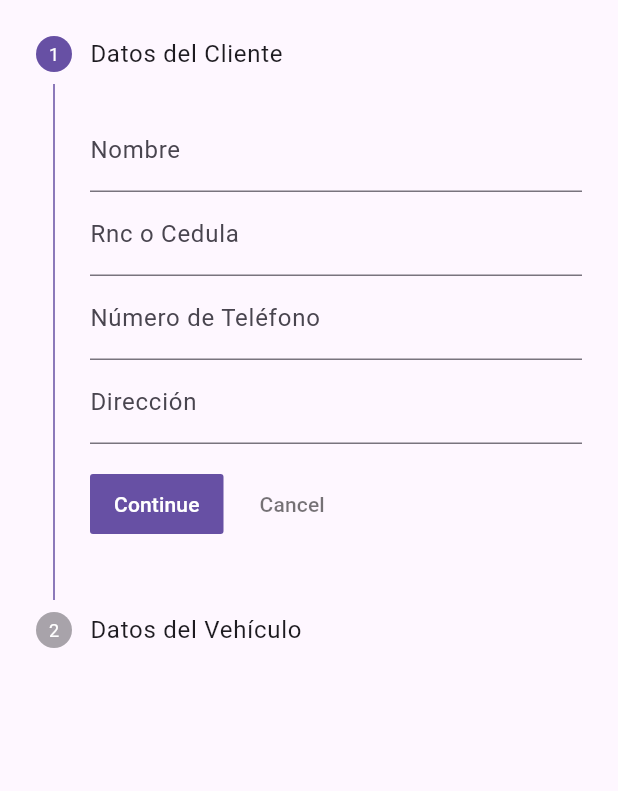
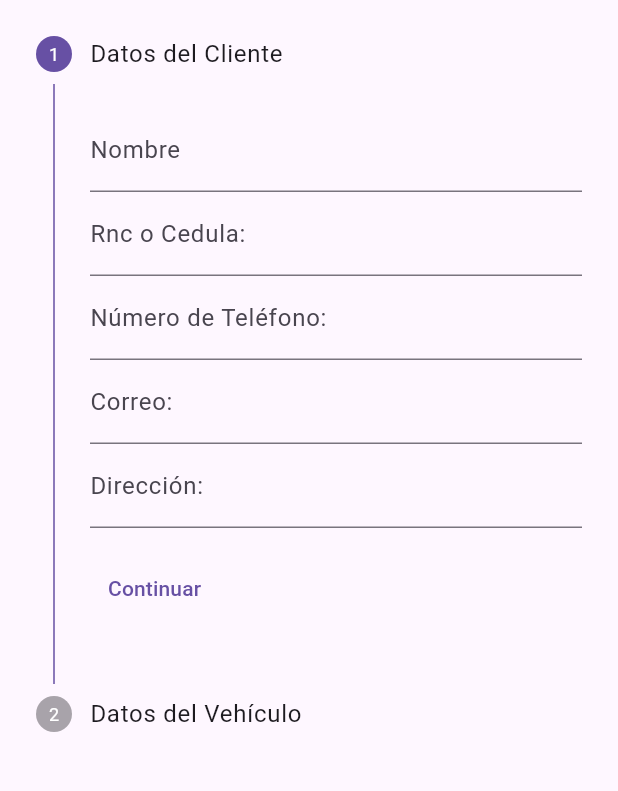
Before and after one commit to jsanquintin/Utility, a Flutter app: the RecepcionVehiculosForm screen opened by its route, on a phone screen of 412 x 824 dp, the part 84-875 px from its top. Run offline on Flutter 3.47's test engine with Material 3 defaults, Android fonts, the phone set to English and light mode, and no system bars; our stand-ins replace firebase_auth, firebase_core; accounts and stored records are empty.

Commit message:
Modificacion de la validacion de los campos

```diff
--- a/lib/models/cliente.dart
+++ b/lib/models/cliente.dart
@@ -1,9 +1,13 @@
 class Cliente {
+  String nombre;
+  String rnc_cedula;
   String telefono;
-  String rnc_cedula;
-  String nombre;
   String email;
   String direccion;
 
-  Cliente({this.telefono = '', this.rnc_cedula = '', this.nombre = '', this.email = '', this.direccion = ''});
+  Cliente({this.nombre = '',
+           this.rnc_cedula = '',
+           this.telefono = '',
+           this.email = '',
+           this.direccion = ''});
 }
--- a/lib/views/adaptive_menu.dart
+++ b/lib/views/adaptive_menu.dart
@@ -104,7 +104,7 @@ class AdaptiveMenu extends StatelessWidget {
         Navigator.of(context).pushReplacementNamed('/login');
       },
       style: TextButton.styleFrom(
-        primary: Colors.red, // Color del texto
+        foregroundColor: Colors.red, // Color del texto
       ),
       child: Row(
         children: [
--- a/lib/views/recepcion_vehiculos_form_view.dart
+++ b/lib/views/recepcion_vehiculos_form_view.dart
@@ -4,6 +4,8 @@ import '../models/vehiculo.dart';
 
 
 class RecepcionVehiculosForm extends StatefulWidget {
+  const RecepcionVehiculosForm({Key? key}) : super(key: key);
+
   @override
   _RecepcionVehiculosFormState createState() => _RecepcionVehiculosFormState();
 }
@@ -13,93 +15,164 @@ class _RecepcionVehiculosFormState extends State<RecepcionVehiculosForm> {
   Cliente cliente = Cliente();
   Vehiculo vehiculo = Vehiculo();
 
+  List<GlobalKey<FormState>> _formKeys = [
+    GlobalKey<FormState>(),
+    GlobalKey<FormState>(),
+  ];
+
   @override
   Widget build(BuildContext context) {
     return Scaffold(
       appBar: AppBar(
-        title: Text('Recepción de Vehículos'),
+        title: const Text('Recepción de Vehículos'),
       ),
       body: Stepper(
         currentStep: _currentStep,
         onStepContinue: _nextStep,
         onStepCancel: _prevStep,
         steps: _buildSteps(),
+        controlsBuilder: (BuildContext context, ControlsDetails details) {
+          return Padding(
+            padding: const EdgeInsets.only(top: 16.0),
+            child: Row(
+              mainAxisAlignment: MainAxisAlignment.spaceBetween,
+              children: <Widget>[
+                if (_currentStep > 0)
+                  TextButton(
+                    onPressed: details.onStepCancel,
+                    child: const Text('Atrás'),
+                  ),
+                TextButton(
+                  onPressed: details.onStepContinue,
+                  child: _currentStep == _buildSteps().length - 1 ? const Text('Finalizar') : const Text('Continuar'),
+                ),
+              ],
+            ),
+          );
+        },
       ),
     );
   }
-
 
   List<Step> _buildSteps() {
     return [
       Step(
         title: const Text('Datos del Cliente'),
-        content: Column(
+        content: Form(
+          key: _formKeys[0],
+          child: Column(
             children: <Widget>[
               TextFormField(
-              decoration: const InputDecoration(labelText: 'Nombre'),
+                decoration: const InputDecoration(labelText: 'Nombre',hintText: 'Introduce el nombre completo'),
+                validator: (value) {
+                  if (value == null || value.isEmpty) {
+                    return 'Este campo es obligatorio';
+                  }
+                  return null;
+                },
+                textCapitalization: TextCapitalization.words,
+                keyboardType: TextInputType.name,
                 onChanged: (value) => cliente.nombre = value,
               ),
               TextFormField(
-              decoration: const InputDecoration(labelText: 'Rnc o Cedula'),
+                decoration: const InputDecoration(labelText: 'Rnc o Cedula:', hintText: 'Introduce RNC o cédula'),
+                validator: (value) {
+                  if (value == null || value.isEmpty) {
+                    print('El campo Rnc o Cedula está vacío');
+                    return 'Este campo es obligatorio';
+                  }
+                  return null;
+                },
+                keyboardType: TextInputType.number,
                 onChanged: (value) => cliente.rnc_cedula = value,
               ),
         TextFormField(
-              decoration: const InputDecoration(labelText: 'Número de Teléfono'),
+          decoration: const InputDecoration(labelText: 'Número de Teléfono:', hintText: 'Introduce número de teléfono'),
+          validator: (value) {
+            if (value == null || value.isEmpty) {
+              print('El campo Número de Teléfono está vacío');
+              return 'Este campo es obligatorio';
+            }
+            return null;
+          },
+          keyboardType: TextInputType.phone,
           onChanged: (value) => cliente.telefono = value,
         ),
               TextFormField(
-              decoration: const InputDecoration(labelText: 'Dirección'),
+                decoration: const InputDecoration(labelText: 'Correo:', hintText: 'Introduce  correo electrónico'),
+                validator: (value) {
+                  if (value == null || value.isEmpty) {
+                    print('El campo Correo está vacío');
+                    return 'Este campo es obligatorio';
+                  } else if (!value.contains('@')) {
+                    return 'Por favor, introduce un correo válido';
+                  }
+                  return null;
+                },
+                keyboardType: TextInputType.emailAddress,
+                onChanged: (value) => cliente.email = value,
+              ),
+              TextFormField(
+                decoration: const InputDecoration(labelText: 'Dirección:', hintText: 'Introduce  dirección'),
+                validator: (value) {
+                  if (value == null || value.isEmpty) {
+                    print('El campo Dirección está vacío');
+                    return 'Este campo es obligatorio';
+                  }
+                  return null;
+                },
+                textCapitalization: TextCapitalization.words,
+                keyboardType: TextInputType.streetAddress,
                 onChanged: (value) => cliente.direccion = value,
               ),
-            // Agrega aquí más campos si necesitas
             ],
+          ),
         ),
         isActive: _currentStep >= 0,
       ),
       Step(
         title: const Text('Datos del Vehículo'),
-        content: Column(
+        content: Form(
+          key: _formKeys[1],
+          child: Column(
             children: <Widget>[
-            TextFormField(
+              DropdownButtonFormField<String>(
                 decoration: const InputDecoration(labelText: 'Marca'),
-              onChanged: (value) => vehiculo.marca = value,
+                // Asumiendo que tienes una lista de marcas
+                items: ['Toyota', 'Ford', 'Chevrolet'].map<DropdownMenuItem<String>>((String value) {
+                  return DropdownMenuItem<String>(
+                    value: value,
+                    child: Text(value),
+                  );
+                }).toList(),
+                onChanged: (newValue) => setState(() => vehiculo.marca = newValue!),
+                validator: (value) => value == null ? 'Este campo es obligatorio' : null,
               ),
-            TextFormField(
-              decoration: const InputDecoration(labelText: 'Modelo'),
-              onChanged: (value) => vehiculo.modelo = value,
+              // Agrega más campos aquí
+            ],
           ),
-            TextFormField(
-              decoration: const InputDecoration(labelText: 'Año'),
-              onChanged: (value) => vehiculo.ano = value,
-            ),
-            TextFormField(
-              decoration: const InputDecoration(labelText: 'Color'),
-              onChanged: (value) => vehiculo.color = value,
-            ),
-            // Agrega aquí más campos si necesitas
-          ],
         ),
         isActive: _currentStep >= 1,
       ),
-      // Puedes agregar más pasos aquí si hay más categorías de información
     ];
   }
 
   void _nextStep() {
     if (_currentStep < _buildSteps().length - 1) {
-      setState(() {
-        _currentStep++;
-      });
+      if (_formKeys[_currentStep].currentState!.validate()) {
+        setState(() => _currentStep++);
+      }
     } else {
-      // Aquí podrías añadir lógica para manejar el envío del formulario
+      if (_formKeys[_currentStep].currentState!.validate()) {
+        // Aquí podrías manejar la lógica de finalización, como enviar los datos a un servidor
+        print('Todos los datos son válidos. Procesar información...');
+      }
     }
   }
 
   void _prevStep() {
     if (_currentStep > 0) {
-      setState(() {
-        _currentStep--;
-      });
+      setState(() => _currentStep--);
     }
   }
 }
```
Lines whose indentation alone changed are shown as unchanged.
